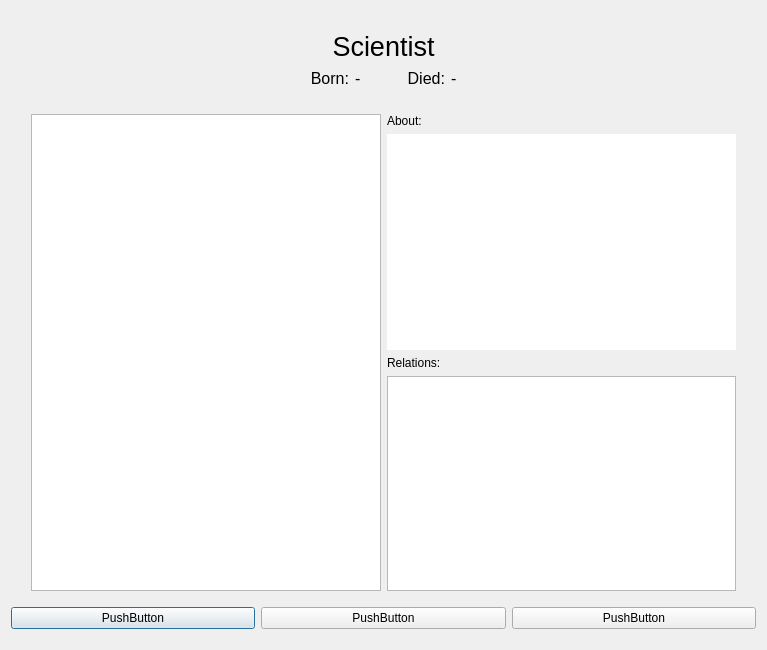
First picture: the form in scientistwindow.ui, repository athenabjorg/sacr, before the edit.
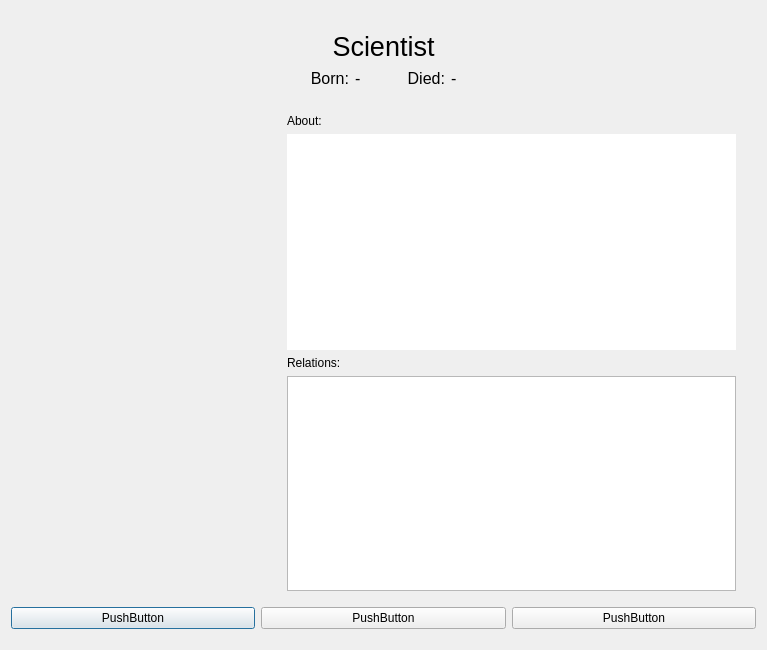
Second picture: the form after the edit.

Commit message: pictures displayed but need to be resized

```diff
--- a/scientistwindow.ui
+++ b/scientistwindow.ui
@@ -193,22 +193,16 @@
       </spacer>
      </item>
      <item>
-      <widget class="QTextBrowser" name="pictureplaceholder">
-       <property name="enabled">
-        <bool>true</bool>
-       </property>
-       <property name="sizePolicy">
-        <sizepolicy hsizetype="Expanding" vsizetype="Expanding">
-         <horstretch>0</horstretch>
-         <verstretch>0</verstretch>
-        </sizepolicy>
-       </property>
+      <widget class="QLabel" name="inputPicture">
        <property name="minimumSize">
         <size>
          <width>250</width>
-         <height>300</height>
+         <height>0</height>
         </size>
        </property>
+       <property name="text">
+        <string/>
+       </property>
       </widget>
      </item>
      <item>
```
The commit also changes 2 other files.
